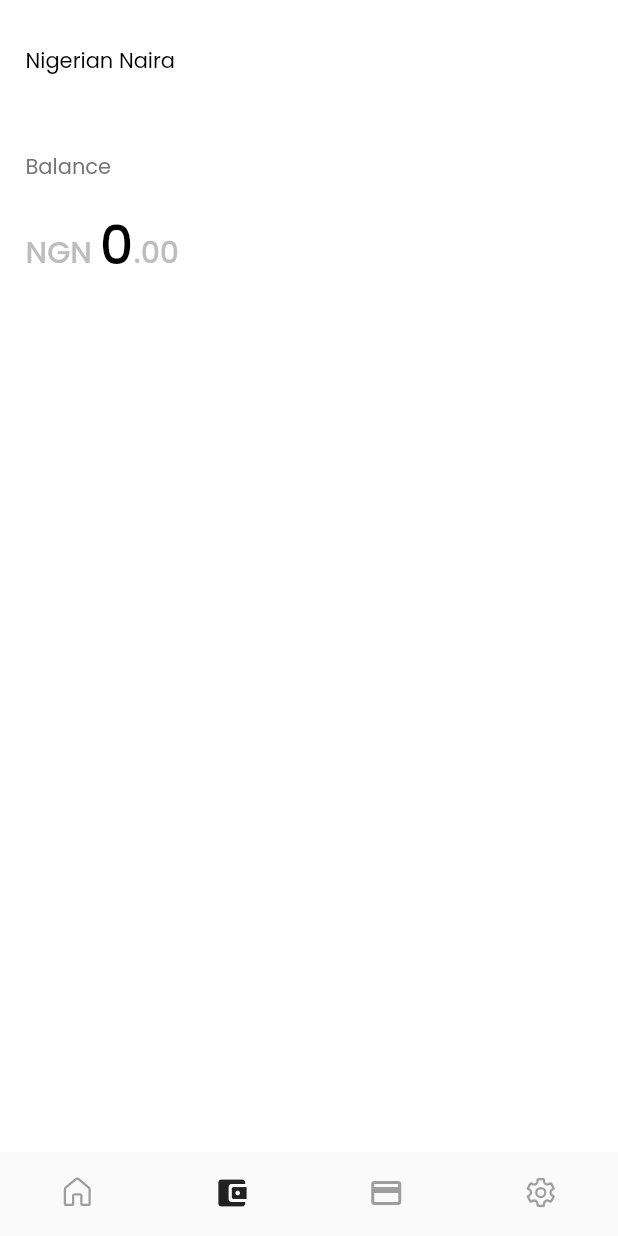
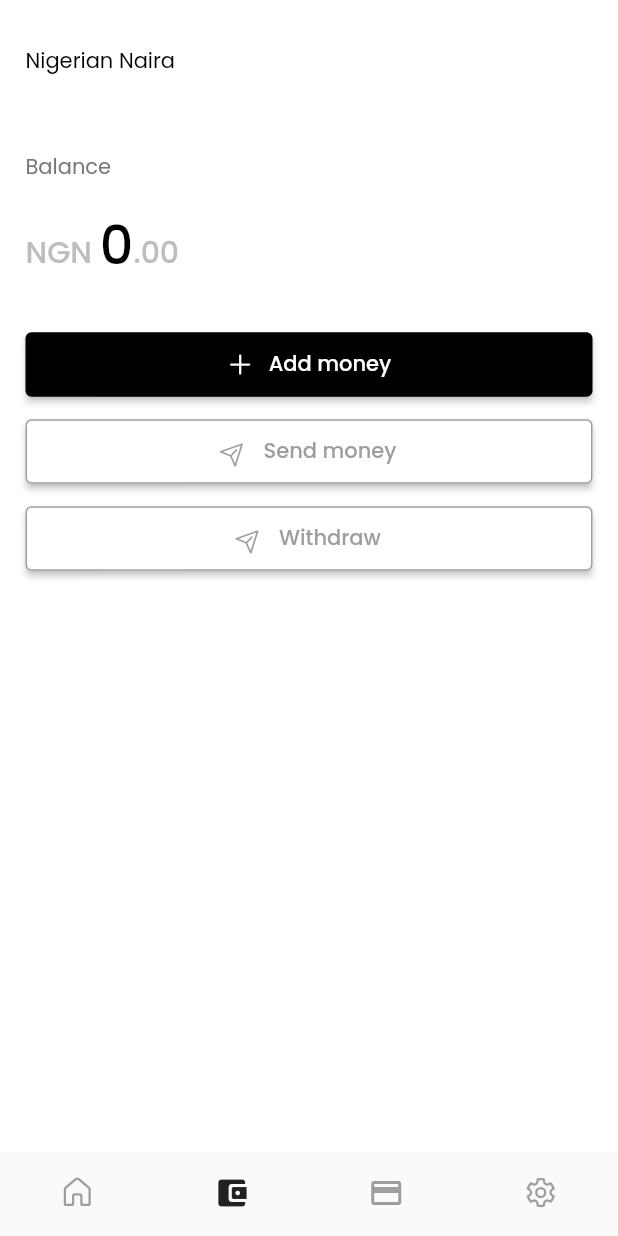
Before and after one commit to ProsperChihimba/coinprofile, a Flutter app: the screen it shows after launch, item 2 of the bottom bar chosen, on a phone screen of 412 x 824 dp. Run offline on Flutter 3.47's test engine with Material 2 defaults, Android fonts, the phone set to English and light mode, and no system bars; our stand-ins replace fluentui_icons, gap, get, google_fonts.

Commit message:
Add: balace screen action buttons

```diff
--- /dev/null
+++ b/lib/screens/balance/actionButtons.dart
@@ -0,0 +1,126 @@
+import 'package:coinprofile/utils/app_layout.dart';
+import 'package:coinprofile/utils/app_styles.dart';
+import 'package:fluentui_icons/fluentui_icons.dart';
+import 'package:flutter/material.dart';
+import 'package:gap/gap.dart';
+
+class ActionButtons extends StatefulWidget {
+  const ActionButtons({super.key});
+
+  @override
+  State<ActionButtons> createState() => _ActionButtonsState();
+}
+
+class _ActionButtonsState extends State<ActionButtons> {
+  @override
+  Widget build(BuildContext context) {
+    return Column(
+      children: [
+        // Add money button
+        Padding(
+          padding: EdgeInsets.symmetric(
+            horizontal: AppLayout.getWidth(17),
+          ),
+          child: ElevatedButton(
+            style: ElevatedButton.styleFrom(
+                backgroundColor: Styles.blackColor,
+                padding:
+                    EdgeInsets.symmetric(vertical: AppLayout.getHeight(11))),
+            onPressed: (() {}),
+            child: Row(
+              mainAxisAlignment: MainAxisAlignment.center,
+              children: [
+                Icon(
+                  FluentSystemIcons.ic_fluent_add_filled,
+                  color: Colors.white,
+                  size: AppLayout.getHeight(18),
+                ),
+                Gap(AppLayout.getWidth(10)),
+                Text(
+                  "Add money",
+                  style: Styles.normalText.copyWith(color: Colors.white),
+                ),
+              ],
+            ),
+          ),
+        ),
+
+        // Send money button
+        Gap(AppLayout.getHeight(10)),
+        Padding(
+          padding: EdgeInsets.symmetric(
+            horizontal: AppLayout.getWidth(17),
+          ),
+          child: ElevatedButton(
+            style: ElevatedButton.styleFrom(
+                side: BorderSide(
+                  width: AppLayout.getWidth(1),
+                  color: Colors.grey.shade500,
+                ),
+                backgroundColor: Colors.white,
+                padding:
+                    EdgeInsets.symmetric(vertical: AppLayout.getHeight(11))),
+            onPressed: (() {}),
+            child: Row(
+              mainAxisAlignment: MainAxisAlignment.center,
+              children: [
+                Transform.rotate(
+                  angle: -0.8,
+                  child: Icon(
+                    FluentSystemIcons.ic_fluent_send_regular,
+                    size: AppLayout.getHeight(18),
+                    color: Colors.grey.shade500,
+                  ),
+                ),
+                Gap(AppLayout.getWidth(10)),
+                Text(
+                  "Send money",
+                  style:
+                      Styles.normalText.copyWith(color: Colors.grey.shade500),
+                ),
+              ],
+            ),
+          ),
+        ),
+
+        // withdraw button
+        Gap(AppLayout.getHeight(10)),
+        Padding(
+          padding: EdgeInsets.symmetric(
+            horizontal: AppLayout.getWidth(17),
+          ),
+          child: ElevatedButton(
+            style: ElevatedButton.styleFrom(
+                side: BorderSide(
+                  width: AppLayout.getWidth(1),
+                  color: Colors.grey.shade500,
+                ),
+                backgroundColor: Colors.white,
+                padding:
+                    EdgeInsets.symmetric(vertical: AppLayout.getHeight(11))),
+            onPressed: (() {}),
+            child: Row(
+              mainAxisAlignment: MainAxisAlignment.center,
+              children: [
+                Transform.rotate(
+                  angle: -0.8,
+                  child: Icon(
+                    FluentSystemIcons.ic_fluent_send_regular,
+                    size: AppLayout.getHeight(18),
+                    color: Colors.grey.shade500,
+                  ),
+                ),
+                Gap(AppLayout.getWidth(10)),
+                Text(
+                  "Withdraw",
+                  style:
+                      Styles.normalText.copyWith(color: Colors.grey.shade500),
+                ),
+              ],
+            ),
+          ),
+        ),
+      ],
+    );
+  }
+}
--- a/lib/screens/balance/index.dart
+++ b/lib/screens/balance/index.dart
@@ -1,3 +1,4 @@
+import 'package:coinprofile/screens/balance/actionButtons.dart';
 import 'package:coinprofile/screens/parts/balance.dart';
 import 'package:coinprofile/utils/app_layout.dart';
 import 'package:coinprofile/utils/app_styles.dart';
@@ -49,7 +50,11 @@ class _BalanceScreenState extends State<BalanceScreen> {
 
             // user balance section
             Gap(AppLayout.getHeight(15)),
-            const BalancePart()
+            const BalancePart(),
+
+            // Actions buttons
+            Gap(AppLayout.getHeight(20)),
+            const ActionButtons()
           ],
         ),
       ),
```
